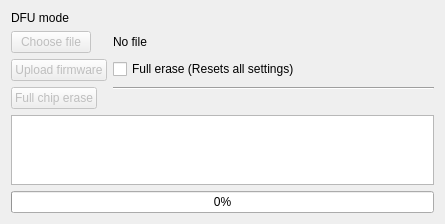
The window that res/dfu.ui (Ultrawipf/OpenFFBoard-configurator) describes before a commit, drawn with Qt 5.
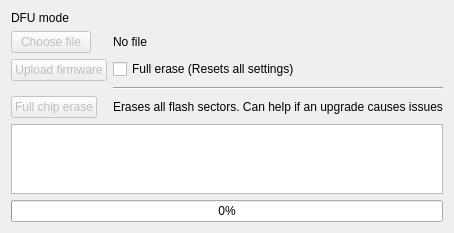
The same window after the commit.

Patch:
```diff
--- a/res/dfu.ui
+++ b/res/dfu.ui
@@ -57,7 +57,7 @@
        </property>
       </widget>
      </item>
-     <item row="2" column="0">
+     <item row="3" column="0">
       <widget class="QPushButton" name="pushButton_fullerase">
        <property name="enabled">
         <bool>false</bool>
@@ -67,6 +67,13 @@
        </property>
       </widget>
      </item>
+     <item row="3" column="1">
+      <widget class="QLabel" name="label_2">
+       <property name="text">
+        <string>Erases all flash sectors. Can help if an upgrade causes issues</string>
+       </property>
+      </widget>
+     </item>
      <item row="2" column="1">
       <widget class="Line" name="line">
        <property name="orientation">
```
